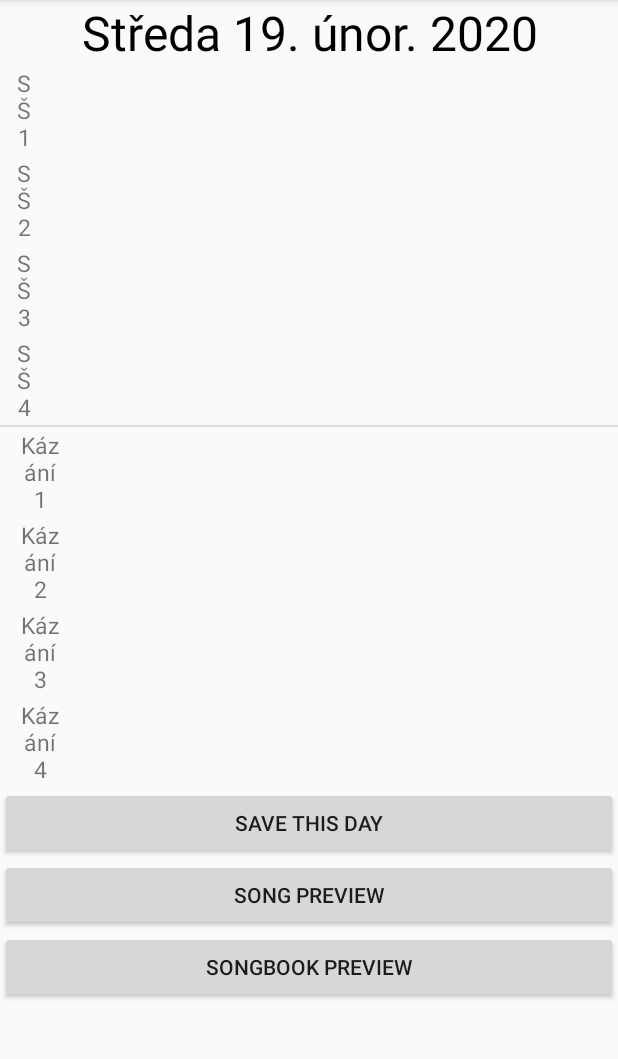
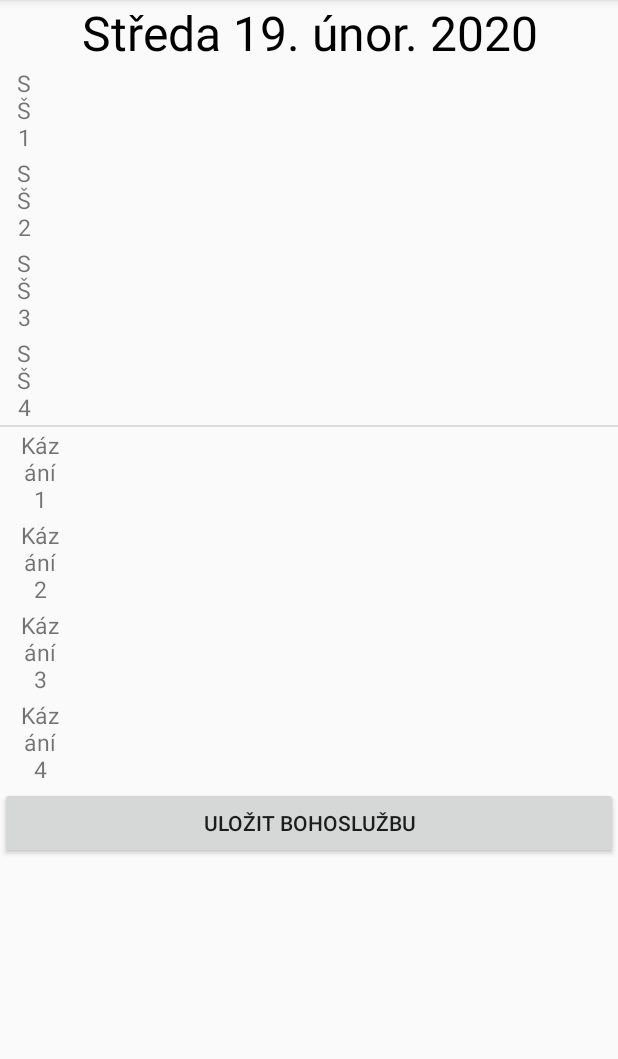
Before and after one commit to jelazi/WorshipCounter, an Android app: the screen it shows after launch (WorshipActivity), on a phone screen of 412 x 824 dp, the part 84-1143 px from its top. Run offline under Robolectric (Android 15) with nearby library versions, the phone set to English and light mode, and no system bars.

Commit message:
save day

```diff
--- a/app/src/main/java/cz/apollon/worshipcounter/Song.kt
+++ b/app/src/main/java/cz/apollon/worshipcounter/Song.kt
@@ -13,6 +13,12 @@ class Song (var name: String, var page: Int) : Serializable {
             if (!it.containsSameDate(anotherSong.useDates)) return false
         }
         return true
+    }
+
+    fun addDate(date: MyDate): Int {
+        if (date.containsSameDate(useDates)) return -3
+        useDates.add(date)
+        return 0
     }
 
     fun existsInListBook (listBook: ArrayList<Song>): Boolean {
--- a/app/src/main/java/cz/apollon/worshipcounter/WorshipActivity.kt
+++ b/app/src/main/java/cz/apollon/worshipcounter/WorshipActivity.kt
@@ -12,7 +12,8 @@ import android.widget.*
 class WorshipActivity : AppCompatActivity() {
 
     var lblDate: TextView? = null
-    var listDaySong: Array <Int> = arrayOf(0,0,0,0,0,0,0,0,0)
+    var listDaySong: Array <Int> = arrayOf(0,0,0,0,0,0,0,0)
+    var listPartDayItem: ArrayList <PartDayItem> = arrayListOf()
 
 
     var firstBeforeSchool: PartDayItem? = null
@@ -26,14 +27,14 @@ class WorshipActivity : AppCompatActivity() {
 
     var layoutDayWorship: LinearLayout? = null
 
+    var saveBtn: Button? = null
+
 
     private val CHOICE_SONG = 1
 
     var dayList: WorshipDay? = null
 
 
-    var btnSongPreview: Button? = null
-    var btnSongBookPreview: Button? = null
 
     var choisePartDay: PartDayItem? = null
 
@@ -47,56 +48,55 @@ class WorshipActivity : AppCompatActivity() {
         initItems()
         initListeners()
         resetWorshipDay()
-        SongManager.createDefaultSongBook()
-        Books.sortByLastDate()
-        var list = Books.songBook
 
-        var today = MyDate(DatePresenter.getCurrentDay(), DatePresenter. getCurrentMonth(), DatePresenter.getCurrentYear())
+        var today = MyDate(DatePresenter.getCurrentDay(), DatePresenter.getCurrentMonth() + 1, DatePresenter.getCurrentYear())
         dayList = WorshipDay(today)
 
-        //  datePicker()
-        //  openSongBookPreview()
-
-
-
-        //     var jsonListBook = JsonParser.listBookToJson()
-        //    var listBook = JsonParser.jsonToListBook(jsonListBook)
-
-        //  listBook.remove(listBook[0])
-        //  listBook[1].name = "kd fjas j"
-        //  SongBook.listBook.remove(SongBook.listBook[3])
-        //  SongBook.listBook[4].name = "dfaskjf k"
-
-        //    var isSame = SongManager.compareListBooks(SongBook.listBook, listBook)
-        //    var changingSongs = SongManager.getChangingSongs(SongBook.listBook, listBook, true)
-        var hello = ""
+        var control: Int = SongManager.controlData()
+        errorDialog(control)
     }
 
     fun initItems() {
         lblDate = findViewById(R.id.label_date)
 
+        saveBtn = findViewById(R.id.btn_save_day)
+
         layoutDayWorship = findViewById(R.id.layout_day_woship)
 
         firstBeforeSchool = findViewById(R.id.first_before_school)
         firstBeforeSchool?.id = 1
+        listPartDayItem.add(firstBeforeSchool!!)
         secondBeforeSchool= findViewById(R.id.second_before_school)
         secondBeforeSchool?.id = 2
+        listPartDayItem.add(secondBeforeSchool!!)
+
         thirdBeforeSchool= findViewById(R.id.third_before_school)
         thirdBeforeSchool?.id = 3
+        listPartDayItem.add(thirdBeforeSchool!!)
+
         fourthBeforeSchool= findViewById(R.id.fourth_after_school)
         fourthBeforeSchool?.id = 4
+        listPartDayItem.add(fourthBeforeSchool!!)
+
         firstBeforeSermon= findViewById(R.id.first_before_sermon)
         firstBeforeSermon?.id = 5
+        listPartDayItem.add(firstBeforeSermon!!)
+
         secondBeforeSermon= findViewById(R.id.second_before_sermon)
         secondBeforeSermon?.id = 6
+        listPartDayItem.add(secondBeforeSermon!!)
+
         thirdBeforeSermon= findViewById(R.id.third_before_sermon)
         thirdBeforeSermon?.id = 7
+        listPartDayItem.add(thirdBeforeSermon!!)
+
         fourthAfterSermon= findViewById(R.id.fourth_after_sermon)
         fourthAfterSermon?.id = 8
+        listPartDayItem.add(fourthAfterSermon!!)
 
 
-        btnSongPreview = findViewById(R.id.btnSongPreview)
-        btnSongBookPreview = findViewById(R.id.btnSongBookPreview)
+
+
         lblDate?.setText(DatePresenter.getCurrentDate())
     }
 
@@ -104,12 +104,11 @@ class WorshipActivity : AppCompatActivity() {
         val lblDateListener = lblDate?.setOnClickListener {
             datePicker()
         }
-        val btnSongPreviewListener = btnSongPreview?.setOnClickListener {
-            openSongPreview()
+
+        saveBtn?.setOnClickListener {
+            saveDay()
         }
-        val btnSongBookPreviewListener = btnSongBookPreview?.setOnClickListener {
-            openSongBookPreview()
-        }
+
         firstBeforeSchool?.setOnClickListener {
             choiceSong(firstBeforeSchool!!)
         }
@@ -163,6 +162,16 @@ class WorshipActivity : AppCompatActivity() {
                 saveDay()
                 return true
             }
+
+            R.id.load_test_data -> {
+                loadTestData()
+                return true
+            }
+
+            R.id.factory_reset -> {
+                resetDataDialog()
+                return true
+            }
             else -> super.onOptionsItemSelected(item)
         }
     }
@@ -207,6 +216,8 @@ class WorshipActivity : AppCompatActivity() {
         newPart.setOnClickListener {
             choiceSong(newPart)
         }
+        listPartDayItem.add(newPart!!)
+
         layoutDayWorship?.addView(newPart)
     }
 
@@ -221,7 +232,7 @@ class WorshipActivity : AppCompatActivity() {
     fun datePicker () {
         val dpd = DatePickerDialog(this, DatePickerDialog.OnDateSetListener { view, selectedYear, selectedMonth, selectedDay ->
             lblDate?.setText(DatePresenter.getSelectedDate(selectedYear, selectedMonth, selectedDay))
-            var myDate = MyDate(selectedDay, selectedMonth, selectedYear)
+            var myDate = MyDate(selectedDay, selectedMonth + 1, selectedYear)
             var daylistDate = dayList?.date
             if (dayList != null && daylistDate?.compareTo(myDate) != 0) {
                 dayList = WorshipDay(myDate)
@@ -285,7 +296,7 @@ class WorshipActivity : AppCompatActivity() {
             if (ID != null) {
                 val choiceSong: Song? = Books.getSongByID(ID)
                 if (choiceSong != null) {
-                    listDaySong[choisePartDay!!.id!!] = choiceSong.ID
+                    listDaySong[choisePartDay!!.id!! - 1] = choiceSong.ID
 
                     Toast.makeText(this@WorshipActivity, name, Toast.LENGTH_SHORT).show()
 
@@ -298,6 +309,84 @@ class WorshipActivity : AppCompatActivity() {
     }
 
     fun saveDay () {
+        var index = 0
+        listDaySong.forEach {
 
+            if (it != 0) {
+                dayList?.addSong(index, Books.getSongByID(it)!!, listPartDayItem[index].description.toString())
+            }
+            index ++
+        }
+
+       var result =  SongManager.saveDaysData(dayList!!)
+        errorDialog(result)
+    }
+
+    fun resetDataDialog () {
+        val builder = AlertDialog.Builder(this@WorshipActivity)
+        builder.setTitle("Vymazání všech dat")
+        builder.setMessage("Opravdu chcete vymazat všechna data?")
+
+
+        builder.setPositiveButton("ANO"){dialog, which ->
+            SongManager.resetData()
+            resetWorshipDay()
+        }
+
+        builder.setNeutralButton("Ne"){_,_ ->
+        }
+
+        val dialog: AlertDialog = builder.create()
+        dialog.show()
+    }
+
+    fun loadTestData () {
+        SongManager.createDefaultSongBook()
+    }
+
+    fun errorDialog (result: Int) {
+        when (result) {
+            -1 -> {
+                val builder = AlertDialog.Builder(this@WorshipActivity)
+                builder.setTitle("Prázdná data")
+                builder.setMessage("V aplikaci nejsou uložena žádná data. Chcete nahrát testovací písně?")
+
+
+                builder.setPositiveButton("ANO"){dialog, which ->
+                    SongManager.createDefaultSongBook()
+                }
+
+                builder.setNeutralButton("Ne"){_,_ ->
+                }
+
+                val dialog: AlertDialog = builder.create()
+                dialog.show()
+
+            }
+
+            -2 -> {
+                Toast.makeText(this@WorshipActivity, "Ve všech vybraných písních se již toto datum nachází", Toast.LENGTH_SHORT).show()
+
+            }
+
+            -3 -> {
+                Toast.makeText(this@WorshipActivity, "V některých vybraných písních se již toto datum nachází. Ostatní byly uloženy.", Toast.LENGTH_SHORT).show()
+
+            }
+            -4 -> {
+                Toast.makeText(this@WorshipActivity, "Seznam je prázdný", Toast.LENGTH_SHORT).show()
+
+            }
+            0 -> {
+
+            }
+            1-> {
+                Toast.makeText(this@WorshipActivity, "Data jsou uložena", Toast.LENGTH_SHORT).show()
+            }
+
+            else -> {
+                Toast.makeText(this@WorshipActivity, "Nějaká jiná chyba", Toast.LENGTH_SHORT).show()
+            }
+        }
     }
 }
--- a/app/src/main/java/cz/apollon/worshipcounter/WorshipDay.kt
+++ b/app/src/main/java/cz/apollon/worshipcounter/WorshipDay.kt
@@ -2,9 +2,12 @@ package cz.apollon.worshipcounter
 
 class WorshipDay (date: MyDate){
     var date = date
-    private var orders: ArrayList<Int> = arrayListOf()
-    private var songs: ArrayList<Song> = arrayListOf()
-    private var namesPart: ArrayList<String> = arrayListOf()
+    var orders: ArrayList<Int> = arrayListOf()
+    private set
+    var songs: ArrayList<Song> = arrayListOf()
+    private set
+    var namesPart: ArrayList<String> = arrayListOf()
+    private set
 
     fun addSong (order: Int, song: Song, namePart: String) {
         orders.add(order)
--- a/app/src/main/res/layout/activity_worship.xml
+++ b/app/src/main/res/layout/activity_worship.xml
@@ -95,20 +95,7 @@
                     android:id="@+id/btn_save_day"
                     android:layout_width="match_parent"
                     android:layout_height="wrap_content"
-                    android:text="Save this day" />
-
-
-                <Button
-                    android:id="@+id/btnSongPreview"
-                    android:layout_width="match_parent"
-                    android:layout_height="wrap_content"
-                    android:text="Song Preview" />
-
-                <Button
-                    android:id="@+id/btnSongBookPreview"
-                    android:layout_width="match_parent"
-                    android:layout_height="wrap_content"
-                    android:text="SongBook Preview" />
+                    android:text="Uložit bohoslužbu" />
 
 
             </LinearLayout>
--- a/app/src/main/res/menu/worship_menu.xml
+++ b/app/src/main/res/menu/worship_menu.xml
@@ -27,12 +27,20 @@
         android:icon="@drawable/save_icon"
         android:title="Uložit"/>
 
+    <item
+            android:id="@+id/action_settings"
+            android:orderInCategory="100"
+            android:title="Nastavení"/>
+
+    <item
+        android:id="@+id/load_test_data"
+        android:orderInCategory="100"
+        android:title="Načíst testovací data"/>
+
+    <item
+        android:id="@+id/factory_reset"
+        android:orderInCategory="100"
+        android:title="Vymazat všechna data"/>
 
 
-
-        <item
-            android:id="@+id/action_settings"
-            android:orderInCategory="100"
-            android:title="action Settings"/>
-
-    </menu>
+</menu>
```
Also changed, not shown: app/src/main/java/cz/apollon/worshipcounter/Books.kt (+5 -4 lines), app/src/main/java/cz/apollon/worshipcounter/SongBookActivity.kt (+19 -1 lines), app/src/main/java/cz/apollon/worshipcounter/SongManager.kt (+30 -0 lines).
